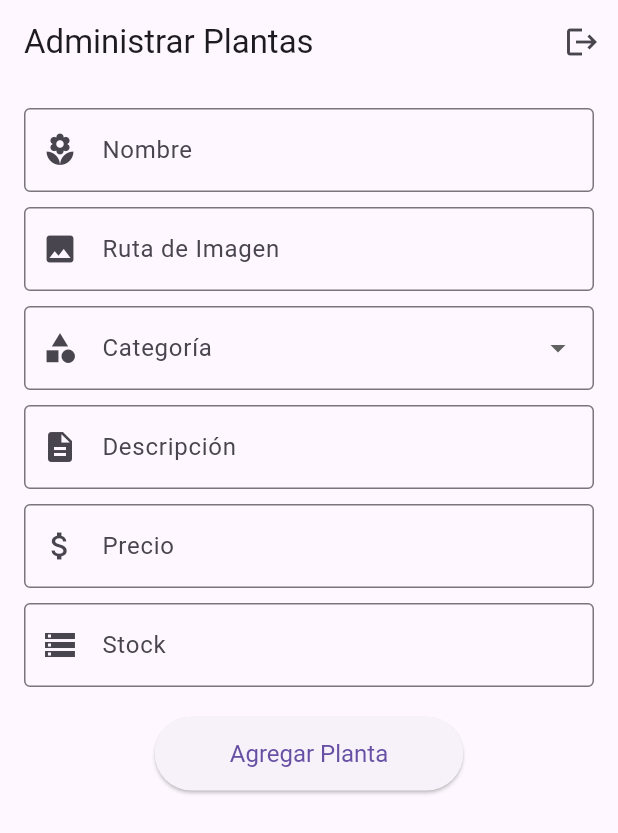
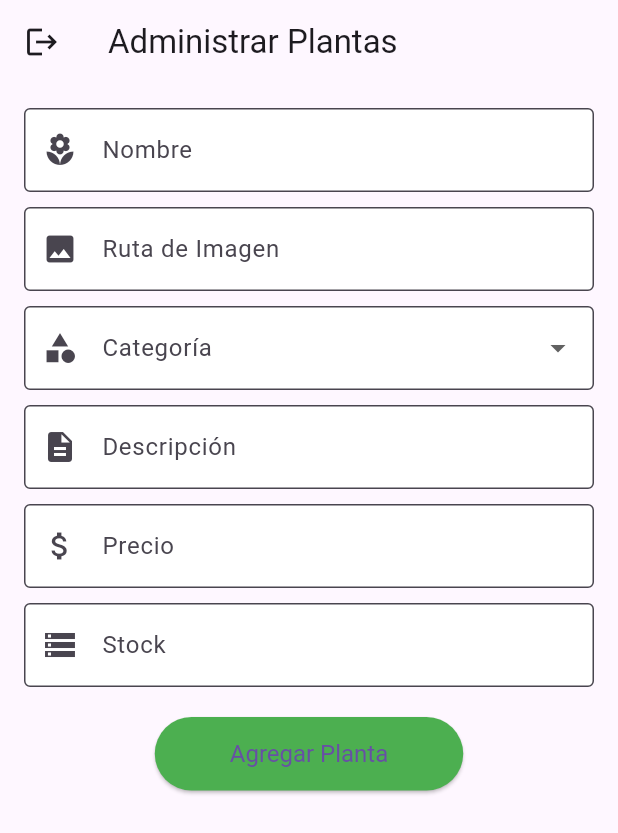
Before and after one commit to 0813henry/greennursery, a Flutter app: the AddProductPage screen opened directly, on a phone screen of 412 x 824 dp. Shown: the top 833 px of the screen. Run offline on Flutter 3.47's test engine with Material 3 defaults, Android fonts, the phone set to English and light mode, and no system bars; our stand-ins replace cloud_firestore, firebase_auth, firebase_core, firebase_storage, flutter_rating_bar, get and 1 more; accounts and stored records are empty.

Commit message:
correciones agregar producto

```diff
--- a/lib/page/addProduct_Page.dart
+++ b/lib/page/addProduct_Page.dart
@@ -83,41 +83,67 @@ class _AddProductPageState extends State<AddProductPage> {
     return Scaffold(
       appBar: AppBar(
         title: Text('Administrar Plantas'),
-        actions: [
-          IconButton(
+        leading: IconButton(
           icon: Icon(Icons.logout),
           onPressed: _logout,
         ),
-        ],
       ),
       body: SingleChildScrollView(
         padding: const EdgeInsets.all(16.0),
         child: Column(
           children: [
-            TextField(
-              controller: _nameController,
-              decoration: InputDecoration(
-                labelText: 'Nombre',
-                border: OutlineInputBorder(),
-                prefixIcon: Icon(Icons.local_florist),
+            _buildTextField(_nameController, 'Nombre', Icons.local_florist),
+            SizedBox(height: 10),
+            _buildTextField(_imagePathController, 'Ruta de Imagen', Icons.image),
+            SizedBox(height: 10),
+            _buildDropdownButtonFormField(),
+            SizedBox(height: 10),
+            _buildTextField(_descriptionController, 'Descripción', Icons.description),
+            SizedBox(height: 10),
+            _buildTextField(_priceController, 'Precio', Icons.attach_money, TextInputType.number),
+            SizedBox(height: 10),
+            _buildTextField(_stockController, 'Stock', Icons.storage, TextInputType.number),
+            SizedBox(height: 20),
+            ElevatedButton(
+              onPressed: _addPlant,
+              child: Text('Agregar Planta'),
+              style: ElevatedButton.styleFrom(
+                backgroundColor: Colors.green,
+                padding: EdgeInsets.symmetric(horizontal: 50, vertical: 15),
+                textStyle: TextStyle(fontSize: 16),
               ),
             ),
-            SizedBox(height: 10),
-            TextField(
-              controller: _imagePathController,
-              decoration: InputDecoration(
-                labelText: 'Ruta de Imagen',
-                border: OutlineInputBorder(),
-                prefixIcon: Icon(Icons.image),
+            SizedBox(height: 20),
+            _buildPlantList(),
+          ],
         ),
       ),
-            SizedBox(height: 10),
-            DropdownButtonFormField<String>(
+    );
+  }
+
+  Widget _buildTextField(TextEditingController controller, String labelText, IconData icon, [TextInputType keyboardType = TextInputType.text]) {
+    return TextField(
+      controller: controller,
+      decoration: InputDecoration(
+        labelText: labelText,
+        border: OutlineInputBorder(),
+        prefixIcon: Icon(icon),
+        filled: true,
+        fillColor: Colors.white,
+      ),
+      keyboardType: keyboardType,
+    );
+  }
+
+  Widget _buildDropdownButtonFormField() {
+    return DropdownButtonFormField<String>(
       value: _selectedCategory,
       decoration: InputDecoration(
         labelText: 'Categoría',
         border: OutlineInputBorder(),
         prefixIcon: Icon(Icons.category),
+        filled: true,
+        fillColor: Colors.white,
       ),
       items: _categories.map((category) {
         return DropdownMenuItem(
@@ -130,47 +156,11 @@ class _AddProductPageState extends State<AddProductPage> {
           _selectedCategory = value;
         });
       },
-            ),
-            SizedBox(height: 10),
-            TextField(
-              controller: _descriptionController,
-              decoration: InputDecoration(
-                labelText: 'Descripción',
-                border: OutlineInputBorder(),
-                prefixIcon: Icon(Icons.description),
-              ),
-            ),
-            SizedBox(height: 10),
-            TextField(
-              controller: _priceController,
-              decoration: InputDecoration(
-                labelText: 'Precio',
-                border: OutlineInputBorder(),
-                prefixIcon: Icon(Icons.attach_money),
-              ),
-              keyboardType: TextInputType.number,
-            ),
-            SizedBox(height: 10),
-            TextField(
-              controller: _stockController,
-              decoration: InputDecoration(
-                labelText: 'Stock',
-                border: OutlineInputBorder(),
-                prefixIcon: Icon(Icons.storage),
-              ),
-              keyboardType: TextInputType.number,
-            ),
-            SizedBox(height: 20),
-            ElevatedButton(
-              onPressed: _addPlant,
-              child: Text('Agregar Planta'),
-              style: ElevatedButton.styleFrom(
-                padding: EdgeInsets.symmetric(horizontal: 50, vertical: 15),
-                textStyle: TextStyle(fontSize: 16),
-              ),
-            ),
-            SizedBox(height: 20),
-            StreamBuilder<QuerySnapshot>(
+    );
+  }
+
+  Widget _buildPlantList() {
+    return StreamBuilder<QuerySnapshot>(
       stream: FirebaseFirestore.instance.collection('plants').snapshots(),
       builder: (context, snapshot) {
         if (!snapshot.hasData) {
@@ -209,43 +199,12 @@ class _AddProductPageState extends State<AddProductPage> {
                               content: Column(
                                 mainAxisSize: MainAxisSize.min,
                                 children: [
-                                          TextField(
-                                            controller: _nameController,
-                                            decoration: InputDecoration(labelText: 'Nombre'),
-                                          ),
-                                          TextField(
-                                            controller: _imagePathController,
-                                            decoration: InputDecoration(labelText: 'Ruta de Imagen'),
-                                          ),
-                                          DropdownButtonFormField<String>(
-                                            value: _selectedCategory,
-                                            decoration: InputDecoration(labelText: 'Categoría'),
-                                            items: _categories.map((category) {
-                                              return DropdownMenuItem(
-                                                value: category,
-                                                child: Text(category),
-                                              );
-                                            }).toList(),
-                                            onChanged: (value) {
-                                              setState(() {
-                                                _selectedCategory = value;
-                                              });
-                                            },
-                                          ),
-                                          TextField(
-                                            controller: _descriptionController,
-                                            decoration: InputDecoration(labelText: 'Descripción'),
-                                          ),
-                                          TextField(
-                                            controller: _priceController,
-                                            decoration: InputDecoration(labelText: 'Precio'),
-                                            keyboardType: TextInputType.number,
-                                          ),
-                                          TextField(
-                                            controller: _stockController,
-                                            decoration: InputDecoration(labelText: 'Stock'),
-                                            keyboardType: TextInputType.number,
-                                          ),
+                                  _buildTextField(_nameController, 'Nombre', Icons.local_florist),
+                                  _buildTextField(_imagePathController, 'Ruta de Imagen', Icons.image),
+                                  _buildDropdownButtonFormField(),
+                                  _buildTextField(_descriptionController, 'Descripción', Icons.description),
+                                  _buildTextField(_priceController, 'Precio', Icons.attach_money, TextInputType.number),
+                                  _buildTextField(_stockController, 'Stock', Icons.storage, TextInputType.number),
                                 ],
                               ),
                               actions: [
@@ -287,10 +246,6 @@ class _AddProductPageState extends State<AddProductPage> {
           },
         );
       },
-            ),
-          ],
-        ),
-      ),
     );
   }
 }
```
Lines whose indentation alone changed are shown as unchanged.
